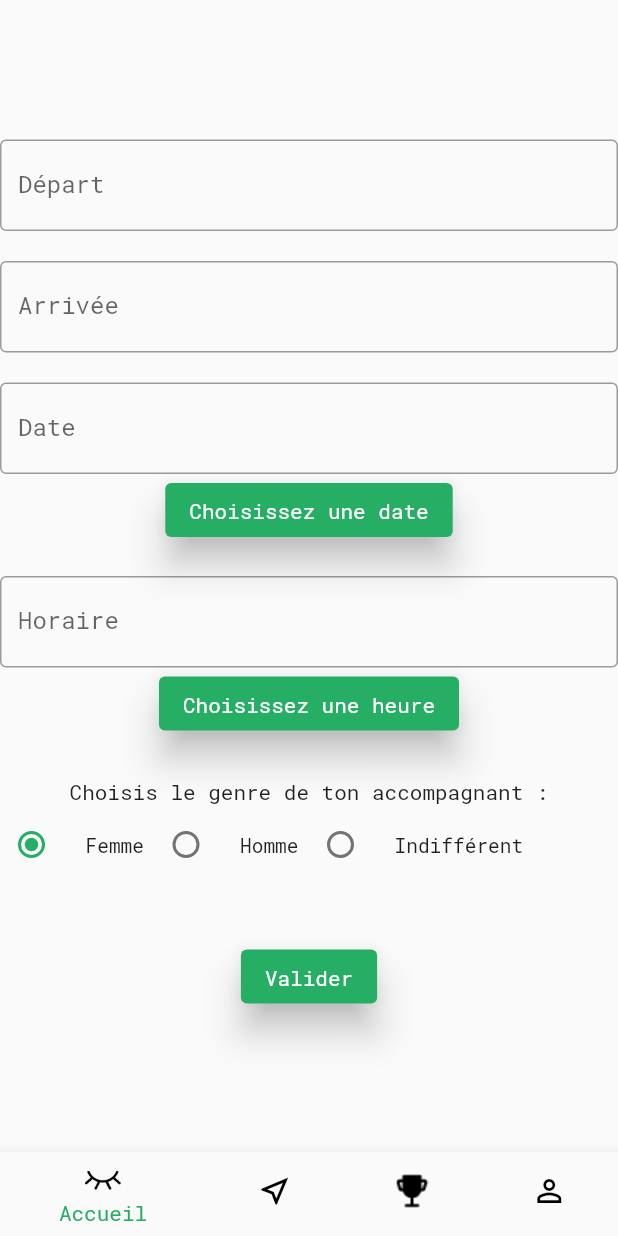
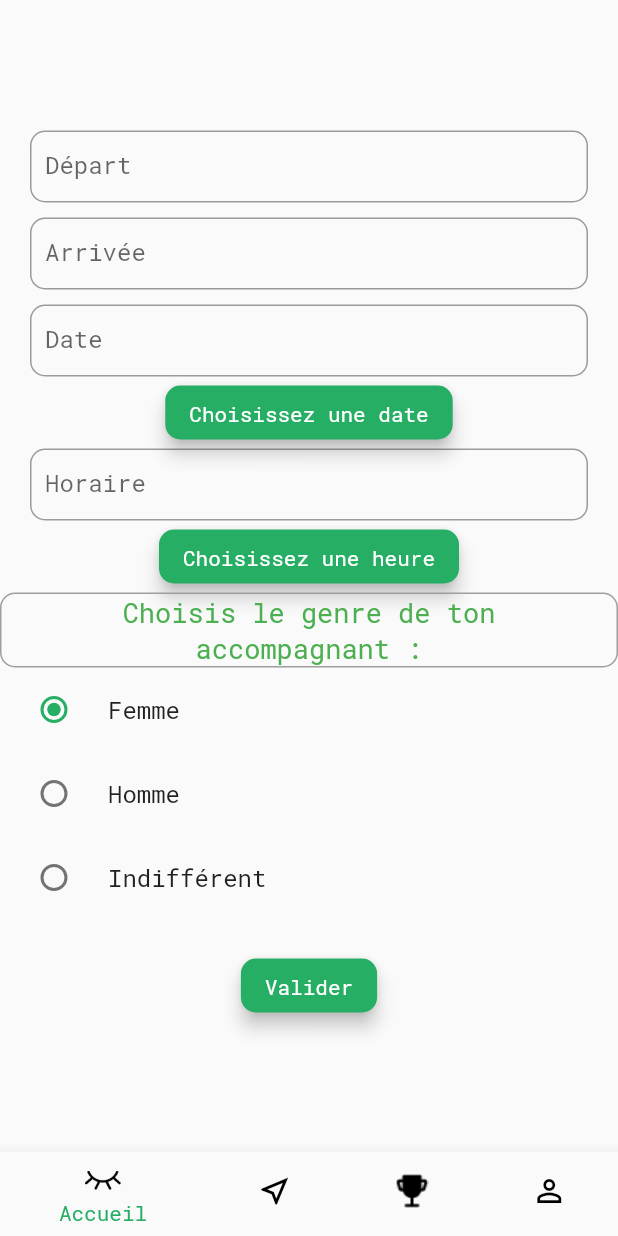
Before and after one commit to Flora-J/BeMyGuide, a Flutter app: the FormTravel screen opened directly, on a phone screen of 412 x 824 dp. Run offline on Flutter 3.47's test engine with Material 2 defaults, Android fonts, the light colour scheme and no system bars.

Commit message:
Modification and add widget container

```diff
--- a/lib/main.dart
+++ b/lib/main.dart
@@ -32,8 +32,9 @@
         fontFamily: 'Roboto Mono',
         visualDensity: VisualDensity.adaptivePlatformDensity,
         primaryColor: ColorsTheme.appColor,
+        colorScheme: const ColorScheme.light(primary: ColorsTheme.buttonColor),
       ),
-      home: const Welcome(title: "Bienvenue"),
+      home: const FormTravel(),
     );
   }
 }
--- a/lib/views/form_travel_view.dart
+++ b/lib/views/form_travel_view.dart
@@ -2,6 +2,7 @@ import 'package:be_my_guide/config/colors_theme.dart';
 import 'package:be_my_guide/views/profil_view.dart';
 import 'package:be_my_guide/widgets/bottom_bar.dart';
 import 'package:be_my_guide/widgets/buttons.dart';
+import 'package:be_my_guide/widgets/container.dart';
 import 'package:be_my_guide/widgets/input_text.dart';
 import 'package:flutter/material.dart';
 import 'package:intl/intl.dart';
@@ -53,15 +54,7 @@ class _FormTravelState extends State<FormTravel> {
               data: MediaQuery.of(context).copyWith(
                 accessibleNavigation: true
               ),
-              child: Theme(
-              data: ThemeData.light().copyWith(
-                primaryColor: ColorsTheme.appColor,
-                colorScheme: const ColorScheme.light(primary: ColorsTheme.buttonColor),
-                buttonTheme: const ButtonThemeData(
-                    textTheme: ButtonTextTheme.normal
-                ),
-              ),
-              child: child!));
+              child: child!);
         }
     );
     // conversion de la date en string et en format dd/mm/yyyy
@@ -85,21 +78,13 @@ class _FormTravelState extends State<FormTravel> {
                 alwaysUse24HourFormat: true,
                 accessibleNavigation: true
             ),
-            child: Theme(
-                data: ThemeData.light().copyWith(
-                  primaryColor: ColorsTheme.appColor,
-              colorScheme: const ColorScheme.light(primary: ColorsTheme.buttonColor),
-              buttonTheme: const ButtonThemeData(
-                  textTheme: ButtonTextTheme.normal
-              ),
-            ),
-              child: child!),
+            child: child!
           );
         },
     );
     //conversion de l'heure en string et en format HH:mm
     if (time != null) {
-      DateTime parsedTime =DateFormat.Hm().parse(time.format(context).toString());
+      DateTime parsedTime =DateFormat.Hm().parse(time.format(context).toString()); // a ne pas modifier sinon l'heure s'affiche pas
       String formattedTime = DateFormat('HH:mm').format(parsedTime);
       setState(() {
         timeinput.text = formattedTime;
@@ -117,32 +102,45 @@ class _FormTravelState extends State<FormTravel> {
             child: Column(
               mainAxisAlignment: MainAxisAlignment.center,
               children: [
-                inputText(context, startStation, "Départ"),
-                const SizedBox(height: 20),
-                inputText(context, arrivalStation, "Arrivée"),
-                const SizedBox(height: 20),
-                inputText(context, dateinput, "Date"),
-                buttonFormForDateAndHours(context, "Choisissez une date", () => _selectDate(context)),
-                const SizedBox(height: 20),
-                inputText(context, timeinput, "Horaire"),
-                buttonFormForDateAndHours(context, "Choisissez une heure", () => _selectTime(context)),
-                const SizedBox(height: 20),
-                const Text(
+                containerForm(
+                    inputText(context, startStation, "Départ")
+                ),
+                const SizedBox(height: 10),
+                containerForm(
+                    inputText(context, arrivalStation, "Arrivée")
+                ),
+                const SizedBox(height: 10),
+                containerForm(
+                    inputText(context, dateinput, "Date")
+                ),
+                buttonFormForDateAndHours("Choisissez une date", () => _selectDate(context)),
+                containerForm(
+                    inputText(context, timeinput, "Horaire")
+                ),
+                buttonFormForDateAndHours("Choisissez une heure", () => _selectTime(context)),
+                Container(
+                  padding: const EdgeInsets.only(left: 40, right: 40),
+                  decoration: BoxDecoration(
+                    border: Border.all(
+                      color: Colors.grey,
+                    ),
+                    borderRadius: BorderRadius.circular(10)
+                  ),
+                  child: const Text(
                      "Choisis le genre de ton accompagnant :",
                      semanticsLabel: "Choisis le genre de ton accompagnant :",
-                   strutStyle: StrutStyle(fontSize: 22),
+                     style: TextStyle(
+                         fontWeight: FontWeight.w500,
+                         fontSize: 18,
+                         color: Colors.green
+                     ),
                      textAlign: TextAlign.center,
-                   softWrap: false,
                    ),
-                 Row(
-                   mainAxisSize: MainAxisSize.min,
-                   crossAxisAlignment: CrossAxisAlignment.start,
-                   children: [
-                     Flexible(
-                       child: ListTile(
-                         contentPadding: const EdgeInsets.symmetric(horizontal: 1),
+                ),
+                 ListTile(
                    title: const Text(
                      "Femme",
+                     style: TextStyle(fontSize: 16, fontWeight: FontWeight.w200),
                      semanticsLabel: "Femme",
                      softWrap: false,
                    ),
@@ -157,14 +155,11 @@ class _FormTravelState extends State<FormTravel> {
                      activeColor: ColorsTheme.buttonColor,
                      visualDensity: VisualDensity.compact,
                    ),
-                         dense: true,
                  ),
-                     ),
-                     Flexible(
-                       child: ListTile(
-                         contentPadding: const EdgeInsets.symmetric(horizontal: 1),
+                 ListTile(
                    title: const Text(
                      "Homme",
+                     style: TextStyle(fontSize: 16, fontWeight: FontWeight.w200),
                      semanticsLabel: "Homme",
                      softWrap: false,
                    ),
@@ -179,15 +174,11 @@ class _FormTravelState extends State<FormTravel> {
                      activeColor: ColorsTheme.buttonColor,
                      visualDensity: VisualDensity.compact,
                    ),
-                         dense: true,
                  ),
-                     ),
-                     Flexible(
-                       flex: 2,
-                       child: ListTile(
-                         contentPadding: const EdgeInsets.symmetric(horizontal: 1),
+                 ListTile(
                    title: const Text(
                      "Indifférent",
+                     style: TextStyle(fontSize: 16, fontWeight: FontWeight.w200),
                      semanticsLabel: "Indifférent",
                      softWrap: false,
                    ),
@@ -202,13 +193,9 @@ class _FormTravelState extends State<FormTravel> {
                      activeColor: ColorsTheme.buttonColor,
                      visualDensity: VisualDensity.compact,
                    ),
-                         dense: true,
                  ),
-                     ),
-                   ],
-                 ),
-                const SizedBox(height: 40),
-                buttonGeneral(context, "Valider", () => Profil())
+                const SizedBox(height: 20),
+                buttonGeneral(context, "Valider", () => const Profil())
               ],
             )
         ),
--- a/lib/views/welcome_view.dart
+++ b/lib/views/welcome_view.dart
@@ -42,7 +42,7 @@ class Welcome extends StatelessWidget {
                 SizedBox(
                     width: MediaQuery.of(context).size.width / 1.2,
                     height: MediaQuery.of(context).size.height / 12,
-                    child: buttonGeneral(context, "Rejoignez-nous", () => LoginView())),
+                    child: buttonGeneral(context, "Rejoignez-nous", () => const LoginView())),
                 const SizedBox(height: 10,),
                 const Text("Vous avez déja un compte ? Connectez-vous ",
                   style: TextStyle(
--- a/lib/widgets/buttons.dart
+++ b/lib/widgets/buttons.dart
@@ -5,7 +5,12 @@ import '../config/colors_theme.dart';
 Widget buttonGeneral(BuildContext context, String text, Widget Function() page) {
   return ElevatedButton(
     style: ElevatedButton.styleFrom(
-        backgroundColor: ColorsTheme.buttonColor, elevation: 10),
+        backgroundColor: ColorsTheme.buttonColor,
+        elevation: 5,
+        shape: const RoundedRectangleBorder(
+            borderRadius: BorderRadius.all(Radius.circular(10))
+        )
+    ),
     onPressed: () {
       Navigator.push(
           context,
@@ -23,11 +28,16 @@ Widget buttonGeneral(BuildContext context, String text, Widget Function() page)
   );
 }
 
-Widget buttonFormForDateAndHours(BuildContext context, String text, Future<void> Function()) {
+Widget buttonFormForDateAndHours(String text, Function() onPressed) {
   return ElevatedButton(
     style: ElevatedButton.styleFrom(
-      backgroundColor: ColorsTheme.buttonColor, elevation: 10),
-    onPressed: () => Function(),
+      backgroundColor: ColorsTheme.buttonColor,
+        elevation: 5,
+      shape: const RoundedRectangleBorder(
+        borderRadius: BorderRadius.all(Radius.circular(10))
+      )
+    ),
+    onPressed: onPressed,
     child: Text(
       text,
       semanticsLabel: text,
--- /dev/null
+++ b/lib/widgets/container.dart
@@ -0,0 +1,8 @@
+import 'package:flutter/material.dart';
+
+Widget containerForm(Widget child) {
+  return Container(
+    padding: const EdgeInsets.only(left: 20, right: 20),
+    child: child,
+  );
+}
--- a/lib/widgets/input_text.dart
+++ b/lib/widgets/input_text.dart
@@ -4,8 +4,11 @@ Widget inputText(BuildContext context, TextEditingController controller, String
   return TextFormField(
     controller: controller,
     decoration: InputDecoration(
-        border: const OutlineInputBorder(),
+        border: const OutlineInputBorder(
+          borderRadius: BorderRadius.all(Radius.circular(10))
+        ),
         labelText: label,
+      contentPadding: const EdgeInsets.symmetric(vertical: 10, horizontal: 10)
     ),
   );
 }
```
Lines whose indentation alone changed are shown as unchanged.
